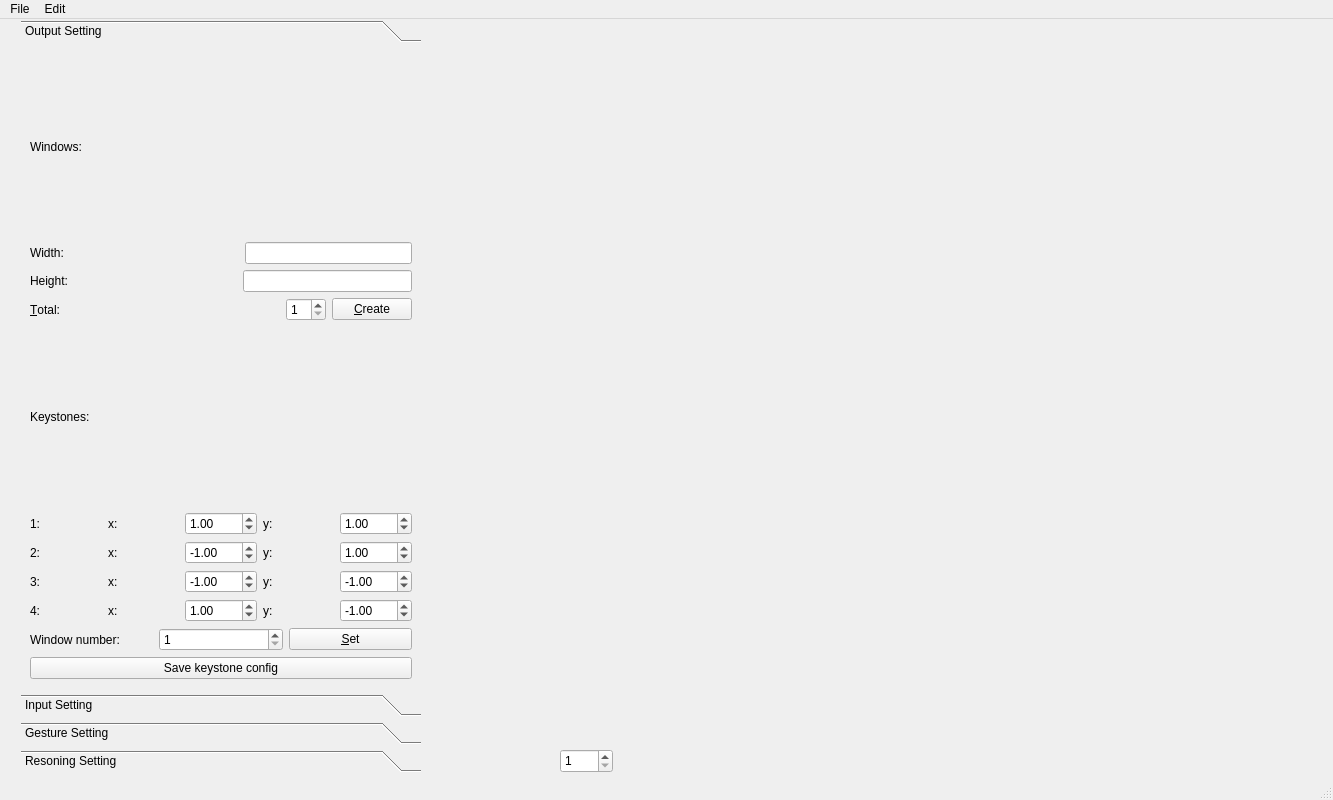
The window that UIs/mainWindow.ui (newuniverse/In-air-interaction) describes before a commit, drawn with Qt 5.
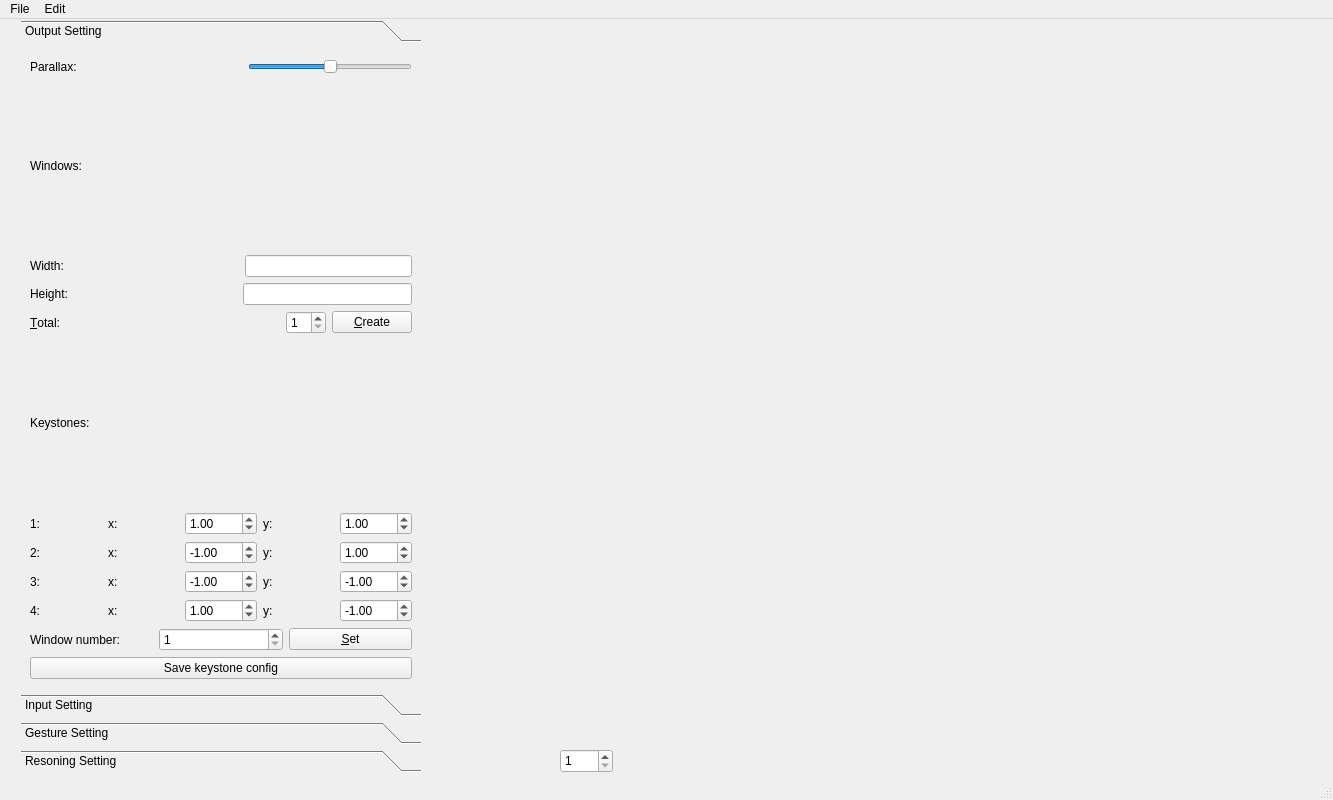
The same window after the commit. Custom widgets are drawn as their Qt base class.

Diff of the .ui file:
```diff
--- a/UIs/mainWindow.ui
+++ b/UIs/mainWindow.ui
@@ -54,6 +54,49 @@
          <string>Output Setting</string>
         </attribute>
         <layout class="QVBoxLayout" name="verticalLayout">
+         <item>
+          <layout class="QHBoxLayout" name="horizontalLayout_2">
+           <item>
+            <widget class="QLabel" name="label_8">
+             <property name="text">
+              <string>Parallax:</string>
+             </property>
+            </widget>
+           </item>
+           <item>
+            <spacer name="horizontalSpacer_4">
+             <property name="orientation">
+              <enum>Qt::Horizontal</enum>
+             </property>
+             <property name="sizeHint" stdset="0">
+              <size>
+               <width>40</width>
+               <height>20</height>
+              </size>
+             </property>
+            </spacer>
+           </item>
+           <item>
+            <widget class="QSlider" name="parallaxSlider">
+             <property name="minimum">
+              <number>0</number>
+             </property>
+             <property name="maximum">
+              <number>100</number>
+             </property>
+             <property name="singleStep">
+              <number>5</number>
+             </property>
+             <property name="value">
+              <number>50</number>
+             </property>
+             <property name="orientation">
+              <enum>Qt::Horizontal</enum>
+             </property>
+            </widget>
+           </item>
+          </layout>
+         </item>
          <item>
           <widget class="QLabel" name="label_15">
            <property name="text">
```
Left out of the diff: 10 changed lines with no effect on the pictures.
